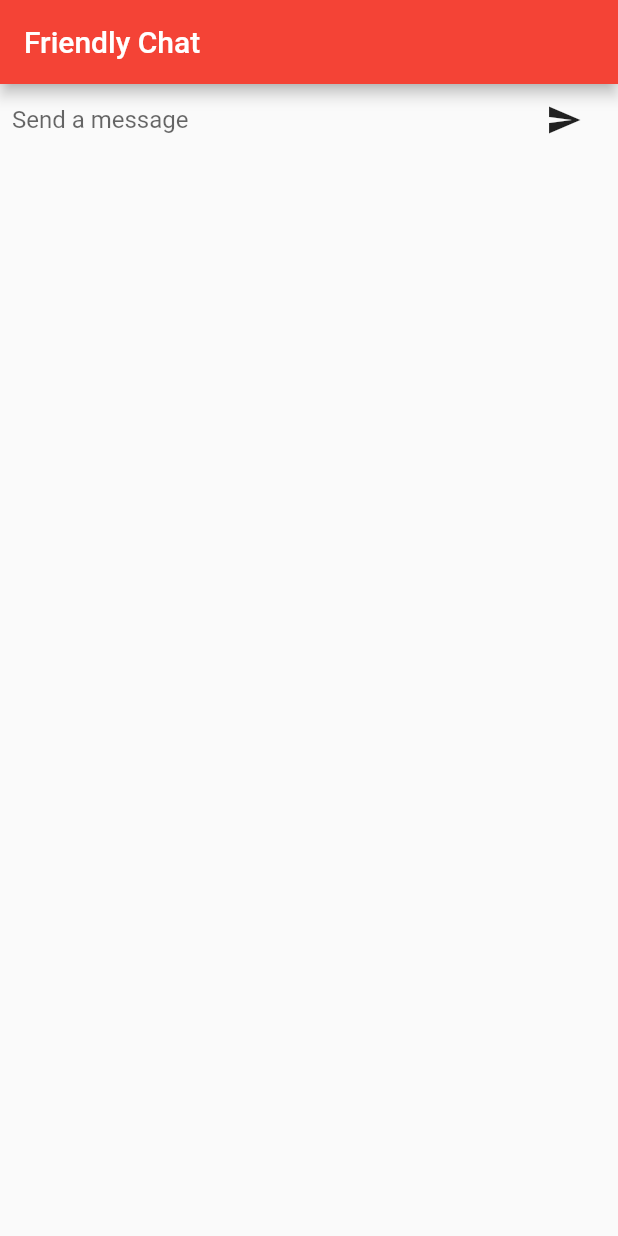
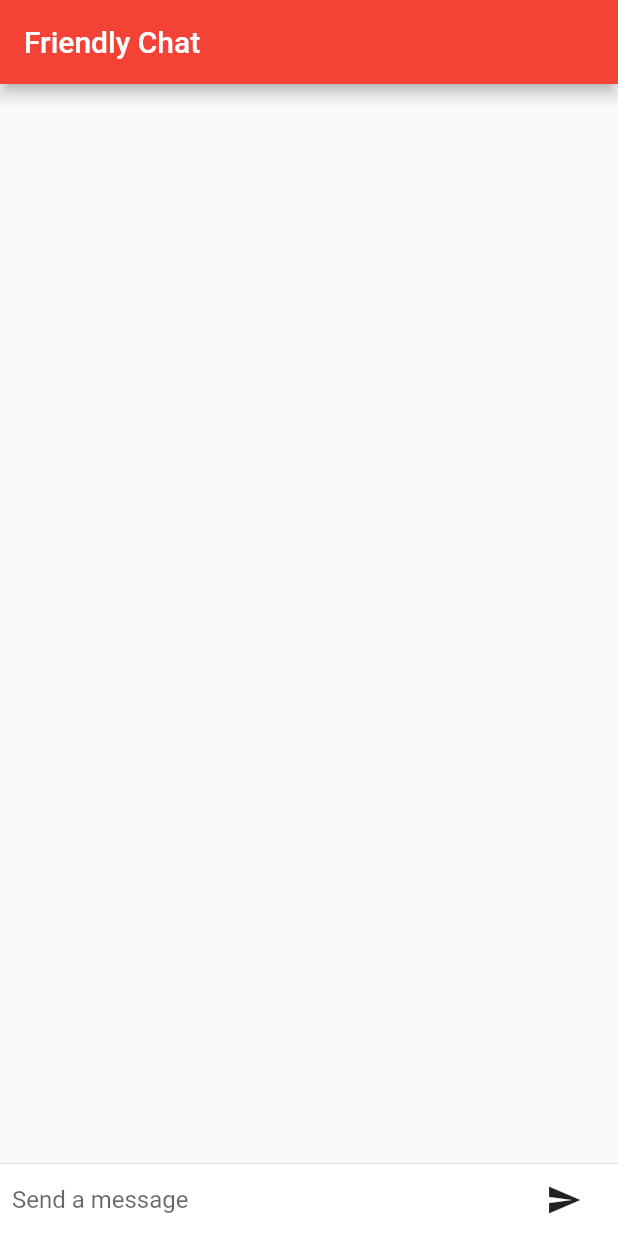
Before and after one commit to bzawadka/flutter-playground, a Flutter app: the ChatScreen screen opened directly, on a phone screen of 412 x 824 dp. Run offline on Flutter 3.47's test engine with Material 2 defaults, Android fonts, the phone set to English and light mode, and no system bars.

Commit message:
the message list

```diff
--- a/lib/chatScreenState.dart
+++ b/lib/chatScreenState.dart
@@ -1,7 +1,9 @@
 import 'package:flutter/material.dart';
 import 'chat.dart';
+import 'chatMessage.dart';
 
 class ChatScreenState extends State<ChatScreen> {
+  final List<ChatMessage> _messages = <ChatMessage>[];
   final TextEditingController _textController = new TextEditingController();
 
   Widget _buildTextComposer() {
@@ -12,7 +14,7 @@ class ChatScreenState extends State<ChatScreen> {
           new Flexible(
               child: new TextField(
                   controller: _textController,
-                  onSubmitted: _handleSubmitted,
+                  onSubmitted: _handleMessageSubmitted,
                   decoration: new InputDecoration.collapsed(
                       hintText: "Send a message")
               )
@@ -21,15 +23,21 @@ class ChatScreenState extends State<ChatScreen> {
             margin: new EdgeInsets.symmetric(horizontal: 4.0),
             child: new IconButton(
                 icon: new Icon(Icons.send),
-                onPressed: () => _handleSubmitted(_textController.text)),
+                onPressed: () => _handleMessageSubmitted(_textController.text)),
           )
         ],
       ),
     );
   }
 
-  void _handleSubmitted(String value) {
+  void _handleMessageSubmitted(String text) {
     _textController.clear();
+    ChatMessage chatMessage = new ChatMessage(
+      messageText: text,
+    );
+    setState(() {
+      _messages.insert(0, chatMessage);
+    });
   }
 
   @override
@@ -37,7 +45,24 @@ class ChatScreenState extends State<ChatScreen> {
     // Implements the basic material design visual layout structure
     return new Scaffold(
         appBar: new AppBar(title: new Text("Friendly Chat")),
-        body: _buildTextComposer()
+        body: new Column(
+          children: <Widget>[
+            new Flexible(
+                child: new ListView.builder(
+                  padding: new EdgeInsets.all(8.0),
+                  reverse: true, // start from the bottom of the screen
+                  itemBuilder: (_, int index) => _messages[index], // a function that builds each widget, Naming the first argument (build context) _ (underscore) is a convention to indicate that it won't be used
+                  itemCount: _messages.length,
+                )
+            ),
+            new Divider(height: 1.0), // a horizontal rule
+            new Container( // as a parent of the text composer, which is useful for defining background images, padding, margins, and other common layout details
+              decoration: new BoxDecoration(color: Theme.of(context).cardColor), // different background from the messages list
+              child: _buildTextComposer(),
+            )
+          ],
+        )
+
       /*new GridView.count(
         primary: false,
         padding: const EdgeInsets.all(20.0),
```
